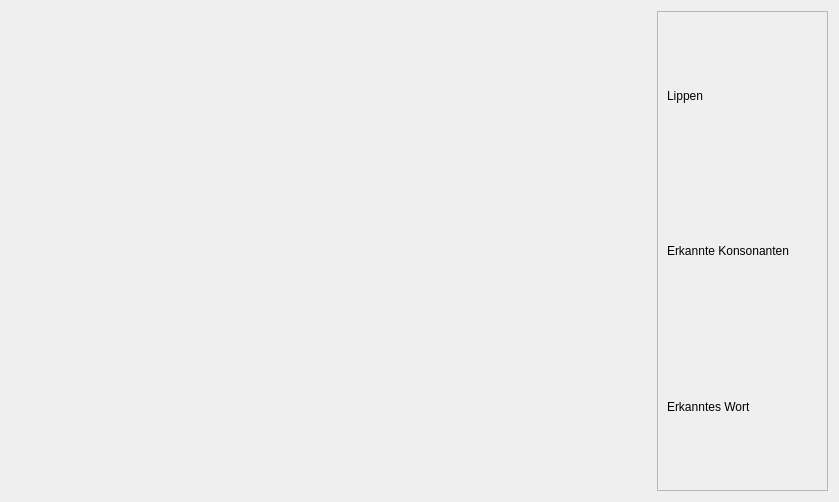
First picture: the form in src/rqt_liprec/liprec.ui, repository Mosa-/LipRec, before the edit.
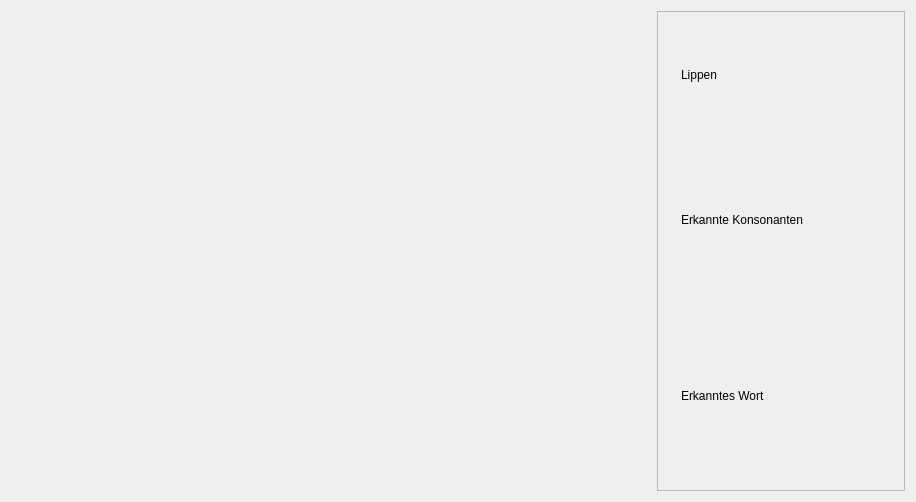
Second picture: the form after the edit.

Commit message: Show face roi and mouth roi at GUI

```diff
--- a/src/rqt_liprec/liprec.ui
+++ b/src/rqt_liprec/liprec.ui
@@ -6,16 +6,10 @@
    <rect>
     <x>0</x>
     <y>0</y>
-    <width>839</width>
+    <width>916</width>
     <height>498</height>
    </rect>
   </property>
-  <property name="maximumSize">
-   <size>
-    <width>839</width>
-    <height>498</height>
-   </size>
-  </property>
   <property name="windowTitle">
    <string>Form</string>
   </property>
@@ -44,6 +38,24 @@
      <layout class="QGridLayout" name="gridLayout">
       <item row="0" column="0">
        <widget class="QLabel" name="lbl_lips">
+        <property name="sizePolicy">
+         <sizepolicy hsizetype="Maximum" vsizetype="Maximum">
+          <horstretch>0</horstretch>
+          <verstretch>0</verstretch>
+         </sizepolicy>
+        </property>
+        <property name="minimumSize">
+         <size>
+          <width>200</width>
+          <height>108</height>
+         </size>
+        </property>
+        <property name="maximumSize">
+         <size>
+          <width>200</width>
+          <height>108</height>
+         </size>
+        </property>
         <property name="text">
          <string>Lippen</string>
         </property>
```
The commit also changes 5 other files.
